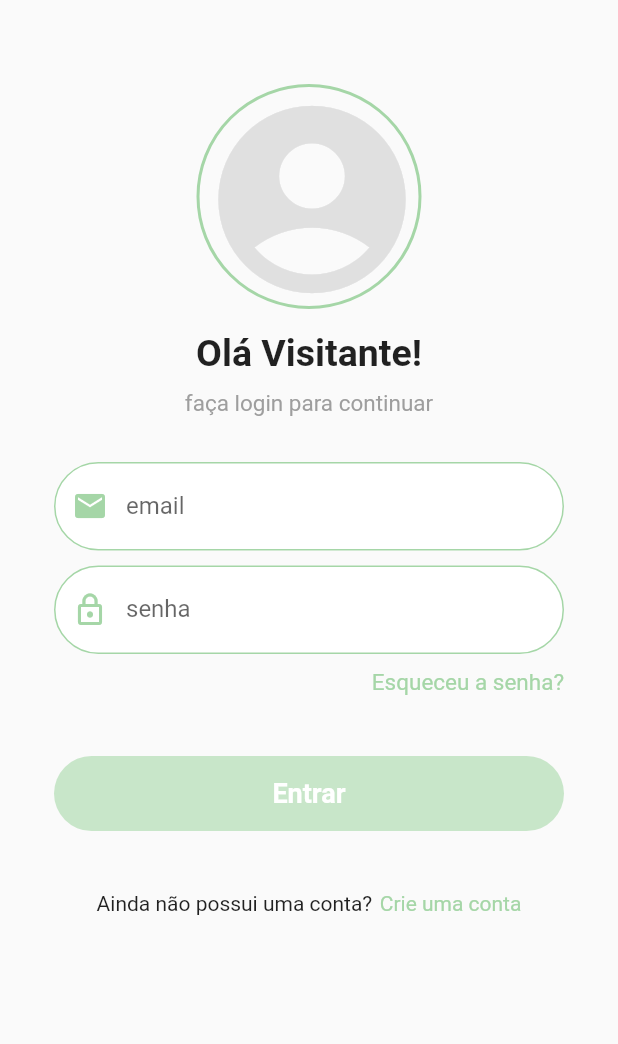
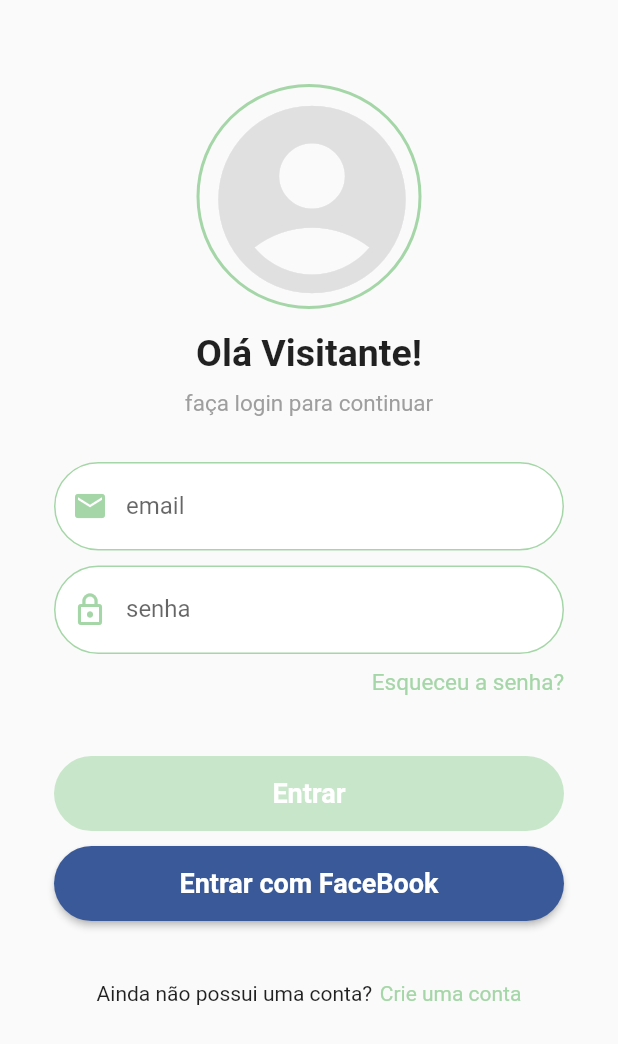
Before and after one commit to Judsonn/e-commerce, a Flutter app: the screen it shows after launch, in the side drawer, after a tap on "Acesse sua conta agora!", on a phone screen of 412 x 824 dp. Shown: the top 1044 px of the screen. Run offline on Flutter 3.47's test engine with Material 2 defaults, Android fonts, the phone set to English and light mode, and no system bars; our stand-ins replace brasil_fields, rxdart.

Commit message:
button facebook states

```diff
--- a/lib/pages/login/login_page.dart
+++ b/lib/pages/login/login_page.dart
@@ -1,6 +1,7 @@
 import 'package:e_comerce/pages/home/home_page.dart';
 import 'package:e_comerce/bloc/login/field_state.dart';
 import 'package:e_comerce/bloc/login/login_bloc.dart';
+import 'package:e_comerce/pages/login/widgets/facebook_button.dart';
 import 'package:e_comerce/pages/login/widgets/login_button.dart';
 import 'package:flutter/material.dart';
 
@@ -129,6 +130,12 @@ final ScrollController _scrollController = ScrollController();
 
                 LoginButton(_loginBloc),
 
+                SizedBox(height:10),
+
+                FacebookButton(loginBloc: _loginBloc,),
+
+
+
                 SizedBox(height:40),
 
                 Row(
@@ -136,9 +143,11 @@ final ScrollController _scrollController = ScrollController();
                     children:<Widget>[
                       Text("Ainda não possui uma conta?"),
                       SizedBox(width: 5,),
-                      Text("Crie uma conta", style: TextStyle(
-                        color: Theme.of(context).primaryColor,
-                      ))
+                      GestureDetector(
+                        child: Text("Crie uma conta", style: TextStyle(
+                          color: Theme.of(context).primaryColor,
+                        )),
+                      )
                     ]
                   ),
                 ],
--- /dev/null
+++ b/lib/pages/login/widgets/facebook_button.dart
@@ -0,0 +1,49 @@
+import 'package:e_comerce/bloc/login/login_bloc.dart';
+import 'package:e_comerce/bloc/login/login_bloc_state.dart';
+import 'package:flutter/material.dart';
+
+class FacebookButton extends StatelessWidget {
+  const FacebookButton({ this.loginBloc});
+
+  final LoginBloc loginBloc;
+
+  @override
+  Widget build(BuildContext context) {
+    return Container(
+      height: 50,
+        width: 370,
+        child: StreamBuilder(
+          initialData: LoginBlocState(LoginState.IDLE),
+          stream: loginBloc.outState,
+          builder: (context, snapshot){
+            return RaisedButton(
+              color: Color.fromRGBO(58, 89, 152, 1),
+              disabledColor: Color.fromRGBO(58, 89, 152, 0.5),
+              shape: RoundedRectangleBorder(
+                borderRadius: BorderRadius.circular(30)
+              ), onPressed: snapshot.data.state == LoginState.LOADING_FACE?
+              null : () async {
+                final bool succes = await loginBloc.loginwithFacebook();
+                if(succes)
+                Navigator.of(context).pop();
+              },
+
+              child: snapshot.data.state == LoginState.LOADING_FACE?
+              CircularProgressIndicator(
+                valueColor: AlwaysStoppedAnimation<Color>(Colors.white),
+              )
+              :
+              Text("Entrar com FaceBook",
+              style: TextStyle(
+                fontWeight: FontWeight.w600,
+                fontSize: 18,
+                color: Colors.white
+              ),)
+
+            );
+          }
+        ,)
+
+    );
+  }
+}
--- a/lib/pages/login/widgets/login_button.dart
+++ b/lib/pages/login/widgets/login_button.dart
@@ -11,7 +11,7 @@ final LoginBloc loginBloc;
   Widget build(BuildContext context) {
     return Container(
         height: 50,
-        width: 350,
+        width: 370,
         child: StreamBuilder<ButtonState>(
           stream: loginBloc.outLoginButton,
           initialData: ButtonState(enabled: false, loading: false),
@@ -21,8 +21,10 @@ final LoginBloc loginBloc;
             disabledColor: Colors.green[100],
             shape: RoundedRectangleBorder(
             borderRadius: BorderRadius.circular(30)
-            ), onPressed: snapshot.data.enabled? (){
-              loginBloc.loginwithEmail();
+            ), onPressed: snapshot.data.enabled? () async {
+              final bool succes = await loginBloc.loginwithEmail();
+              if(succes)
+              Navigator.of(context).pop();
             }:null,
             child: snapshot.data.loading?
             CircularProgressIndicator(
@@ -31,7 +33,7 @@ final LoginBloc loginBloc;
             :
             Text("Entrar",
             style: TextStyle(
-              fontWeight: FontWeight.bold,
+              fontWeight: FontWeight.w600,
               fontSize: 18,
               color: Colors.white
             ),
```
Also changed, not shown: lib/bloc/login/login_bloc.dart (+13 -3 lines).
